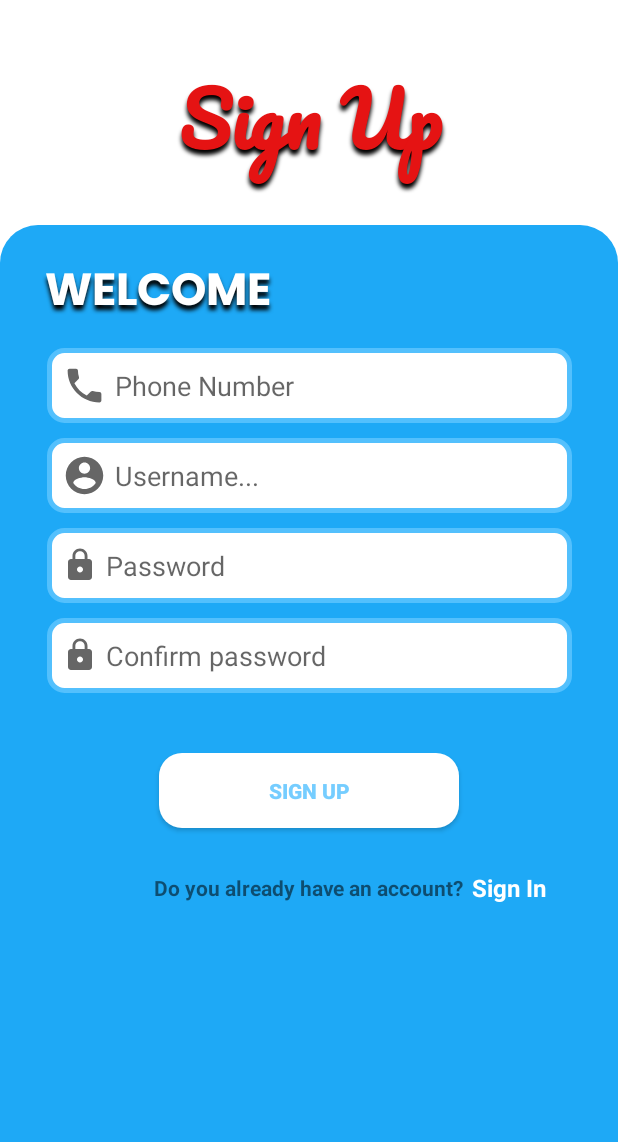
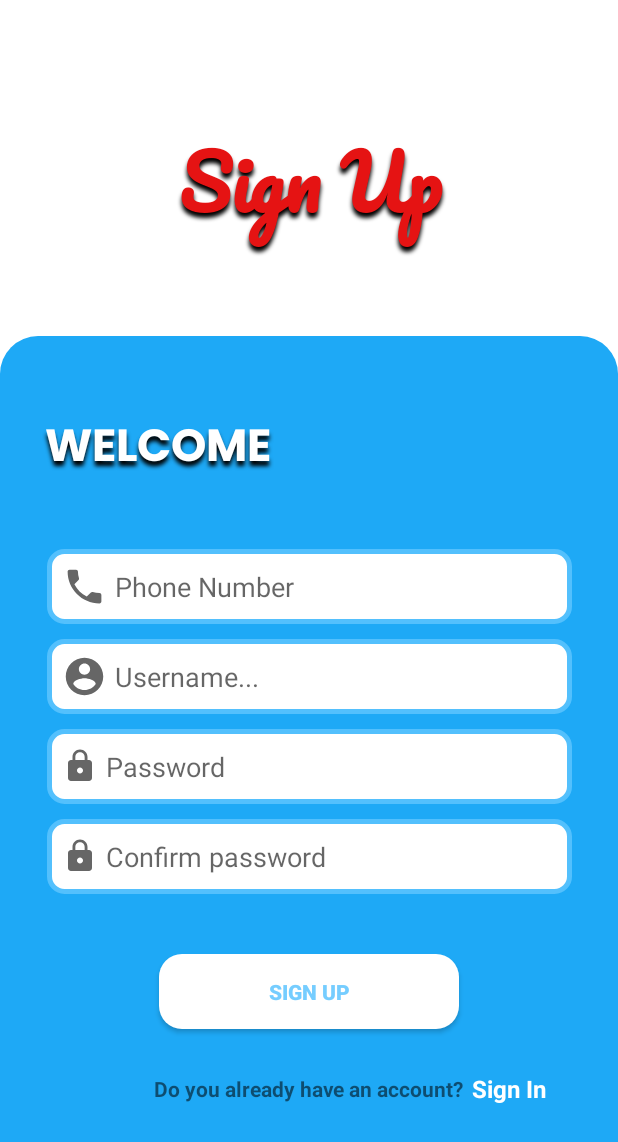
Before and after one commit to DuyNguyenDeveloper/MarketApp, an Android app: the RegisterActivity screen opened directly, with no data from a screen before it, on a phone screen of 412 x 824 dp. Shown: the top 1142 px of the screen. Run offline under Robolectric (Android 15) with nearby library versions, the phone set to English and light mode, and no system bars; Roboto replaces fonts that are not available here.

Commit message:
Update login register

```diff
--- a/app/src/main/res/layout/activity_register.xml
+++ b/app/src/main/res/layout/activity_register.xml
@@ -1,5 +1,5 @@
 <?xml version="1.0" encoding="utf-8"?>
-<LinearLayout xmlns:android="http://schemas.android.com/apk/res/android"
+<androidx.constraintlayout.widget.ConstraintLayout xmlns:android="http://schemas.android.com/apk/res/android"
     xmlns:app="http://schemas.android.com/apk/res-auto"
     xmlns:tools="http://schemas.android.com/tools"
     android:layout_width="match_parent"
@@ -12,6 +12,7 @@
         android:id="@+id/textView"
         android:layout_width="match_parent"
         android:layout_height="150dp"
+        android:layout_marginTop="10dp"
         android:fontFamily="@font/pacifico"
         android:gravity="center"
         android:shadowColor="@color/black"
@@ -21,18 +22,27 @@
         android:text="Sign Up"
         android:textColor="@color/title"
         android:textSize="50dp"
-        android:textStyle="bold" />
+        android:textStyle="bold"
+        app:layout_constraintBottom_toTopOf="@+id/constraintLayout"
+        app:layout_constraintEnd_toEndOf="parent"
+        app:layout_constraintStart_toStartOf="parent"
+        app:layout_constraintTop_toTopOf="parent" />
 
     <androidx.constraintlayout.widget.ConstraintLayout
+        android:id="@+id/constraintLayout"
         android:layout_width="match_parent"
-        android:layout_height="match_parent"
-        android:background="@drawable/back_ground">
+        android:layout_height="600dp"
+        android:layout_marginTop="20dp"
+        android:background="@drawable/back_ground"
+        app:layout_constraintBottom_toBottomOf="parent"
+        app:layout_constraintEnd_toEndOf="parent"
+        app:layout_constraintStart_toStartOf="parent">
 
         <TextView
             android:id="@+id/textView2"
             android:layout_width="match_parent"
             android:layout_height="wrap_content"
-            android:layout_marginTop="20dp"
+            android:layout_marginTop="50dp"
             android:fontFamily="@font/poppins_bold"
             android:paddingStart="30dp"
             android:shadowColor="@color/black"
@@ -49,13 +59,13 @@
             android:id="@+id/et_phone"
             android:layout_width="wrap_content"
             android:layout_height="wrap_content"
-            android:layout_marginTop="10dp"
+            android:layout_marginTop="40dp"
             android:background="@drawable/bg_edt"
             android:drawableLeft="@drawable/ic_phone"
             android:drawablePadding="5dp"
             android:hint="Phone Number"
+            android:inputType="phone"
             android:paddingStart="10dp"
-            android:inputType="phone"
             app:layout_constraintEnd_toEndOf="parent"
             app:layout_constraintHorizontal_bias=".5"
             app:layout_constraintStart_toStartOf="parent"
@@ -80,12 +90,12 @@
             android:layout_width="wrap_content"
             android:layout_height="wrap_content"
             android:layout_marginTop="10dp"
+            android:background="@drawable/bg_edt"
+            android:drawableLeft="@drawable/ic_password"
+            android:drawablePadding="5dp"
             android:hint="Password"
             android:inputType="textPassword"
             android:paddingStart="10dp"
-            android:drawableLeft="@drawable/ic_password"
-            android:drawablePadding="5dp"
-            android:background="@drawable/bg_edt"
             app:layout_constraintEnd_toEndOf="parent"
             app:layout_constraintStart_toStartOf="parent"
             app:layout_constraintTop_toBottomOf="@+id/et_name" />
@@ -95,12 +105,12 @@
             android:layout_width="wrap_content"
             android:layout_height="wrap_content"
             android:layout_marginTop="10dp"
+            android:background="@drawable/bg_edt"
+            android:drawableLeft="@drawable/ic_password"
+            android:drawablePadding="5dp"
             android:hint="Confirm password"
             android:inputType="textPassword"
             android:paddingStart="10dp"
-            android:drawableLeft="@drawable/ic_password"
-            android:drawablePadding="5dp"
-            android:background="@drawable/bg_edt"
             app:layout_constraintEnd_toEndOf="parent"
             app:layout_constraintStart_toStartOf="parent"
             app:layout_constraintTop_toBottomOf="@+id/et_pass" />
@@ -124,9 +134,9 @@
             android:layout_height="wrap_content"
             android:layout_marginTop="30dp"
             android:text="Do you already have an account?"
-            app:layout_constraintHorizontal_bias=".5"
             android:textStyle="bold"
             app:layout_constraintEnd_toEndOf="parent"
+            app:layout_constraintHorizontal_bias=".5"
             app:layout_constraintStart_toStartOf="parent"
             app:layout_constraintTop_toBottomOf="@+id/btn_register" />
 
@@ -136,11 +146,11 @@
             android:layout_height="wrap_content"
             android:text="Sign In"
             android:textColor="@color/white"
+            android:textSize="16sp"
             android:textStyle="bold"
-            android:textSize="16sp"
-            app:layout_constraintHorizontal_bias=".1"
             app:layout_constraintBottom_toBottomOf="@+id/textView3"
             app:layout_constraintEnd_toEndOf="parent"
+            app:layout_constraintHorizontal_bias=".1"
             app:layout_constraintStart_toEndOf="@+id/textView3"
             app:layout_constraintTop_toTopOf="@+id/textView3" />
 
@@ -157,4 +167,4 @@
 
     </androidx.constraintlayout.widget.ConstraintLayout>
 
-</LinearLayout>
+</androidx.constraintlayout.widget.ConstraintLayout>
```
Also changed, not shown: app/src/main/res/layout/activity_login.xml (+37 -28 lines).
